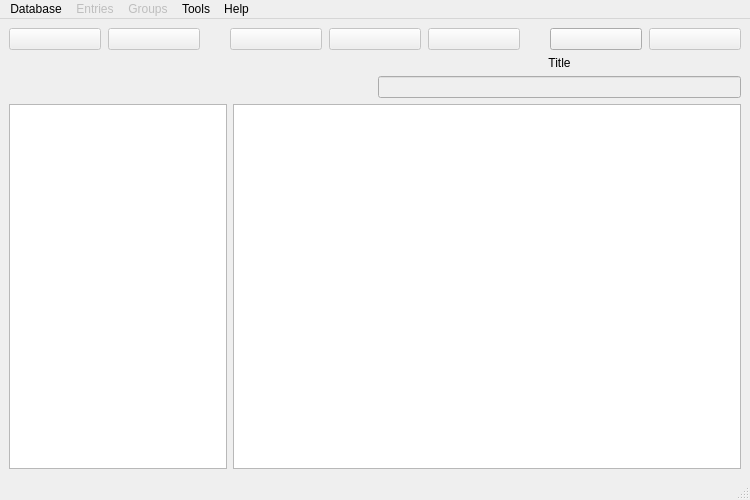
Above: src/ui/MainWindow.ui from AdrianoGoede/LockBox before the change. Below: the same form after it.
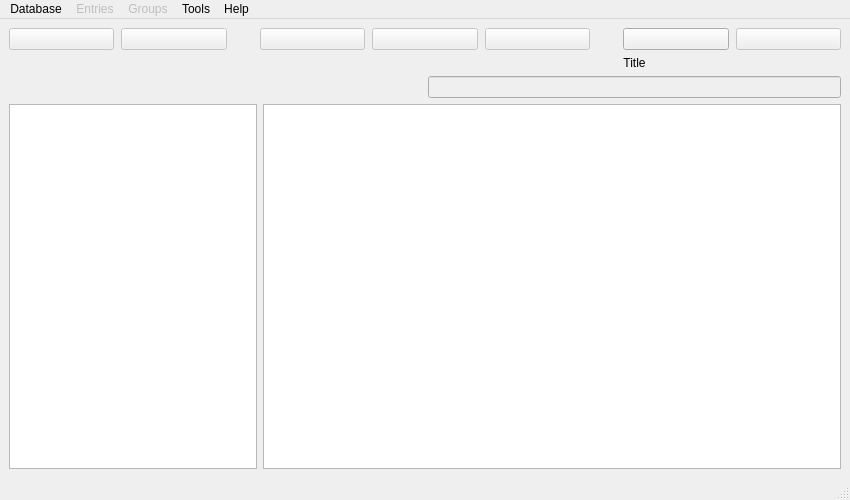
That is the form after the change. Icons and pictures are not drawn.

The edit to the form file:
```diff
--- a/src/ui/MainWindow.ui
+++ b/src/ui/MainWindow.ui
@@ -6,7 +6,7 @@
    <rect>
     <x>0</x>
     <y>0</y>
-    <width>750</width>
+    <width>850</width>
     <height>500</height>
    </rect>
   </property>
@@ -243,6 +243,9 @@
         <property name="selectionBehavior">
          <enum>QAbstractItemView::SelectionBehavior::SelectRows</enum>
         </property>
+        <property name="sortingEnabled">
+         <bool>true</bool>
+        </property>
        </widget>
       </item>
      </layout>
@@ -254,7 +257,7 @@
     <rect>
      <x>0</x>
      <y>0</y>
-     <width>750</width>
+     <width>850</width>
      <height>22</height>
     </rect>
    </property>
```
Left out of the diff: 121 changed lines with no effect on the pictures.
